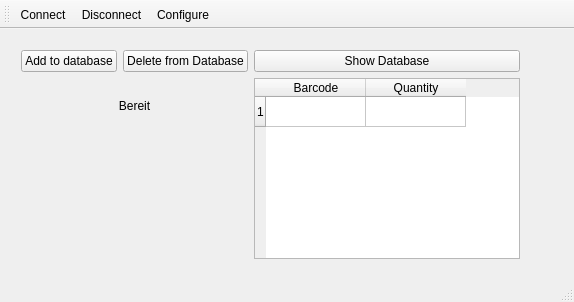
Old version of the form Lagerverwaltung/mainwindow.ui in the repository huntworker/Lagerverwaltung.
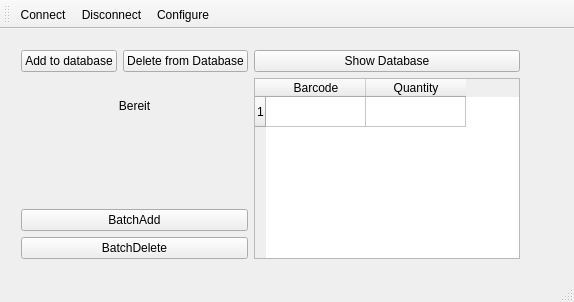
New version of the form.

Commit message:
Grundstruktur für Batch-Mode geschaffen
Enum für Modi "normal", "add" und "delete"

Diff of the .ui file:
```diff
--- a/Lagerverwaltung/mainwindow.ui
+++ b/Lagerverwaltung/mainwindow.ui
@@ -82,6 +82,20 @@
          </property>
         </spacer>
        </item>
+       <item>
+        <widget class="QPushButton" name="ButtonBatchAdd">
+         <property name="text">
+          <string>BatchAdd</string>
+         </property>
+        </widget>
+       </item>
+       <item>
+        <widget class="QPushButton" name="ButtonBatchDelete">
+         <property name="text">
+          <string>BatchDelete</string>
+         </property>
+        </widget>
+       </item>
       </layout>
      </item>
      <item>
```
The commit also changes 10 other files.
